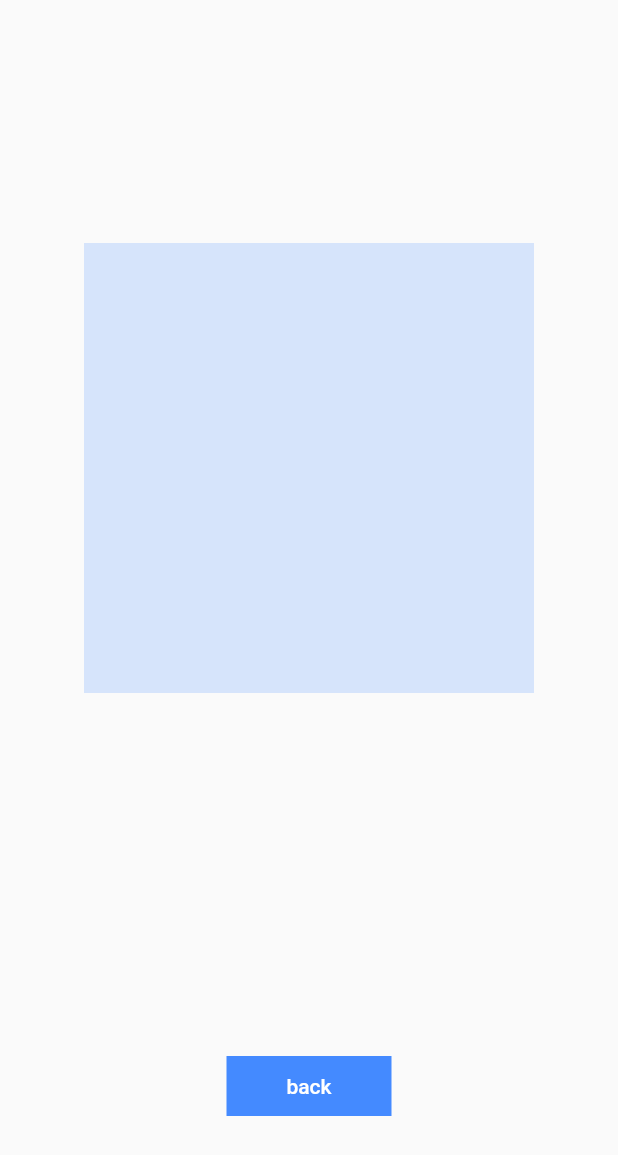
After one commit to ehowlsla/bootcode_flutter, a Flutter app: the FadeTransitionPage screen opened directly, on a phone screen of 412 x 824 dp. The commit adds this screen. Shown: the top 1155 px of the screen. Run offline on Flutter 3.47's test engine with Material 2 defaults, Android fonts, the phone set to English and light mode, and no system bars; our stand-ins replace fluro, timeago; missing offline and left inert: requests; statements that could not run were skipped.

Commit message:
07. fade transition widget added

```diff
--- /dev/null
+++ b/lib/_07_fade_transition/fade_transition.dart
@@ -0,0 +1,96 @@
+import 'dart:math';
+
+import 'package:flutter/material.dart';
+
+class FadeTransitionPage extends StatefulWidget {
+  @override
+  State<StatefulWidget> createState() => FadeTransitionPageState();
+}
+
+class FadeTransitionPageState extends State<FadeTransitionPage> with SingleTickerProviderStateMixin {
+
+  Animation _animation;
+  AnimationController _controller;
+
+  @override
+  void initState() {
+    // TODO: implement initState
+    super.initState();
+    _controller = AnimationController(
+        duration: const Duration(seconds: 1),
+        vsync: this
+    );
+
+    _animation = Tween(begin: 0.0, end: 1.0).animate(_controller);
+
+
+    _animation.addStatusListener((status) {
+      if (status == AnimationStatus.completed) {
+          _controller.reverse();
+        } else if (status == AnimationStatus.dismissed) {
+          _controller.forward();
+        }
+    });
+    _controller.forward(); //start
+  }
+
+  @override
+  void dispose() {
+    // TODO: implement dispose
+    _controller.dispose();
+    super.dispose();
+  }
+
+  @override
+  Widget build(BuildContext context) {
+    // TODO: implement build
+
+
+    return Material(
+      child: Scaffold(
+        body: Column(
+          mainAxisAlignment: MainAxisAlignment.spaceEvenly,
+          children: [
+            Expanded(
+              child: Center(
+                child: FadeTransition(
+                  opacity: _animation,
+                  child: Container(
+                    width: 300,
+                    height: 300,
+                    color: Colors.blueAccent,
+                  ),
+                ),
+              ),
+            ),
+            Container(
+              height: 200,
+              child: Row(
+                mainAxisAlignment: MainAxisAlignment.center,
+                children: [
+                  BackButton(),
+                ],
+              )
+            )
+          ],
+        ),
+      ),
+
+    );
+  }
+
+  Widget BackButton() {
+    return FlatButton(
+      child: Container(
+        width: 110,
+        height: 40,
+        color: Colors.blueAccent,
+        child: Align(
+          alignment: Alignment.center,
+          child: Text('back', style: TextStyle(color: Colors.white)),
+        ),
+      ),
+      onPressed: () => Navigator.pop(context),
+    );
+  }
+}
--- a/lib/home.dart
+++ b/lib/home.dart
@@ -14,6 +14,7 @@ class HomePageState extends State<HomePage> {
     'animated_container',
     'opacity',
     'future_builder',
+    'fade_transition',
   ];
 
   @override
--- a/lib/router.dart
+++ b/lib/router.dart
@@ -7,7 +7,8 @@ import 'package:flutter/material.dart';
 import '_02_expanded/expanded.dart';
 import '_03_wrap/wrap.dart';
 import '_05_opacity/opacity.dart';
-import '_06_future_builder/opacity.dart';
+import '_06_future_builder/future_builder.dart';
+import '_07_fade_transition/fade_transition.dart';
 
 
 class FluroRouter {
@@ -18,6 +19,7 @@ class FluroRouter {
   static Handler _animatedContainerAreaHandler = Handler(handlerFunc: (BuildContext context, Map<String, dynamic> params) => AnimatedContainerPage());
   static Handler _opacityHandler = Handler(handlerFunc: (BuildContext context, Map<String, dynamic> params) => OpacityPage());
   static Handler _futureBuilderHandler = Handler(handlerFunc: (BuildContext context, Map<String, dynamic> params) => FutureBuilderPage());
+  static Handler _fadeTransitionHandler = Handler(handlerFunc: (BuildContext context, Map<String, dynamic> params) => FadeTransitionPage());
 
   static void setupRouter() {
     router.define(
@@ -55,5 +57,11 @@ class FluroRouter {
       handler: _futureBuilderHandler,
       transitionType: TransitionType.material,
     );
+
+    router.define(
+      'fade_transition',
+      handler: _fadeTransitionHandler,
+      transitionType: TransitionType.material,
+    );
   }
 }
```
Also changed, not shown: lib/_06_future_builder/future_builder.dart (renamed from lib/_06_future_builder/opacity.dart).
